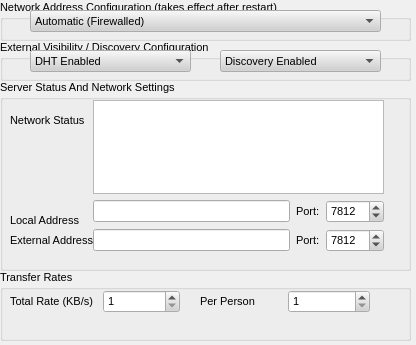
Qt form retroshare-gui/src/gui/Preferences/ServerDialog.ui (RetroShare/RetroShare) before a commit.
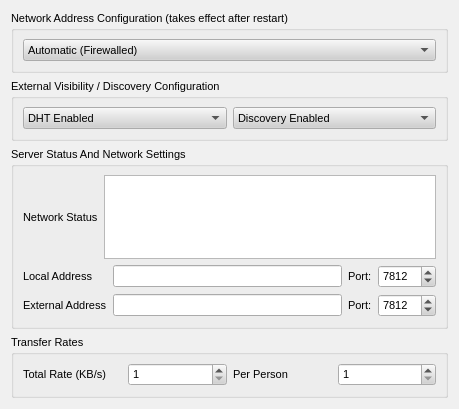
The same form after that commit.

Commit message: split transfers into uploads and downloads. corrected serverdialog layout.

```diff
--- a/retroshare-gui/src/gui/Preferences/ServerDialog.ui
+++ b/retroshare-gui/src/gui/Preferences/ServerDialog.ui
@@ -5,8 +5,8 @@
    <rect>
     <x>0</x>
     <y>0</y>
-    <width>416</width>
-    <height>345</height>
+    <width>459</width>
+    <height>409</height>
    </rect>
   </property>
   <property name="sizePolicy" >
@@ -498,134 +498,43 @@
   <property name="contextMenuPolicy" >
    <enum>Qt::NoContextMenu</enum>
   </property>
-  <widget class="QGroupBox" name="groupBox_3" >
-   <property name="geometry" >
-    <rect>
-     <x>0</x>
-     <y>270</y>
-     <width>411</width>
-     <height>71</height>
-    </rect>
-   </property>
+  <layout class="QVBoxLayout" >
+   <item>
+    <widget class="QGroupBox" name="groupBox_2" >
    <property name="title" >
-    <string>Transfer Rates</string>
-   </property>
-   <widget class="QWidget" name="layoutWidget" >
-    <property name="geometry" >
-     <rect>
-      <x>10</x>
-      <y>20</y>
-      <width>170</width>
-      <height>23</height>
-     </rect>
-    </property>
-    <layout class="QHBoxLayout" >
-     <property name="spacing" >
-      <number>6</number>
-     </property>
-     <property name="leftMargin" >
-      <number>0</number>
-     </property>
-     <property name="topMargin" >
-      <number>0</number>
-     </property>
-     <property name="rightMargin" >
-      <number>0</number>
-     </property>
-     <property name="bottomMargin" >
-      <number>0</number>
-     </property>
+      <string>Network Address Configuration (takes effect after restart)</string>
+     </property>
+     <layout class="QGridLayout" >
+      <item row="0" column="0" >
+       <widget class="QComboBox" name="netModeComboBox" >
      <item>
-      <widget class="QLabel" name="label_14" >
        <property name="text" >
-        <string>Total Rate (KB/s) </string>
-       </property>
-      </widget>
+          <string>Automatic (Firewalled)</string>
+         </property>
      </item>
      <item>
-      <widget class="QSpinBox" name="totalRate" >
-       <property name="minimum" >
-        <number>1</number>
-       </property>
-       <property name="maximum" >
-        <number>4096</number>
-       </property>
-       <property name="value" >
-        <number>1</number>
-       </property>
-      </widget>
-     </item>
-    </layout>
-   </widget>
-   <widget class="QWidget" name="layoutWidget" >
-    <property name="geometry" >
-     <rect>
-      <x>200</x>
-      <y>20</y>
-      <width>170</width>
-      <height>23</height>
-     </rect>
-    </property>
-    <layout class="QHBoxLayout" >
-     <property name="spacing" >
-      <number>6</number>
-     </property>
-     <property name="leftMargin" >
-      <number>0</number>
-     </property>
-     <property name="topMargin" >
-      <number>0</number>
-     </property>
-     <property name="rightMargin" >
-      <number>0</number>
-     </property>
-     <property name="bottomMargin" >
-      <number>0</number>
-     </property>
+         <property name="text" >
+          <string>Firewalled  + No UPnP</string>
+         </property>
+        </item>
      <item>
-      <widget class="QLabel" name="label_12" >
        <property name="text" >
-        <string>Per Person  </string>
-       </property>
-      </widget>
-     </item>
-     <item>
-      <widget class="QSpinBox" name="indivRate" >
-       <property name="minimum" >
-        <number>1</number>
-       </property>
-       <property name="maximum" >
-        <number>1024</number>
-       </property>
-       <property name="value" >
-        <number>1</number>
-       </property>
+          <string>External (Forwarded) Port</string>
+         </property>
+        </item>
       </widget>
      </item>
     </layout>
    </widget>
-  </widget>
+   </item>
+   <item>
   <widget class="QGroupBox" name="groupBox_4" >
-   <property name="geometry" >
-    <rect>
-     <x>0</x>
-     <y>40</y>
-     <width>411</width>
-     <height>41</height>
-    </rect>
-   </property>
    <property name="title" >
     <string>External Visibility / Discovery Configuration</string>
    </property>
+     <layout class="QGridLayout" >
+      <item row="0" column="0" >
    <widget class="QComboBox" name="dhtComboBox" >
-    <property name="geometry" >
-     <rect>
-      <x>30</x>
-      <y>10</y>
-      <width>161</width>
-      <height>22</height>
-     </rect>
-    </property>
     <item>
      <property name="text" >
       <string>DHT Enabled</string>
@@ -637,15 +546,9 @@
      </property>
     </item>
    </widget>
+      </item>
+      <item row="0" column="1" >
    <widget class="QComboBox" name="discComboBox" >
-    <property name="geometry" >
-     <rect>
-      <x>220</x>
-      <y>10</y>
-      <width>161</width>
-      <height>22</height>
-     </rect>
-    </property>
     <item>
      <property name="text" >
       <string>Discovery Enabled</string>
@@ -657,121 +560,57 @@
      </property>
     </item>
    </widget>
-  </widget>
-  <widget class="QGroupBox" name="groupBox_2" >
-   <property name="geometry" >
-    <rect>
-     <x>0</x>
-     <y>0</y>
-     <width>411</width>
-     <height>41</height>
-    </rect>
-   </property>
-   <property name="title" >
-    <string>Network Address Configuration (takes effect after restart)</string>
-   </property>
-   <widget class="QComboBox" name="netModeComboBox" >
-    <property name="geometry" >
-     <rect>
-      <x>30</x>
-      <y>10</y>
-      <width>351</width>
-      <height>22</height>
-     </rect>
-    </property>
-    <item>
-     <property name="text" >
-      <string>Automatic (Firewalled)</string>
-     </property>
+      </item>
+     </layout>
+    </widget>
     </item>
     <item>
-     <property name="text" >
-      <string>Firewalled  + No UPnP</string>
-     </property>
-    </item>
-    <item>
-     <property name="text" >
-      <string>External (Forwarded) Port</string>
-     </property>
-    </item>
-   </widget>
-  </widget>
   <widget class="QGroupBox" name="groupBox" >
-   <property name="geometry" >
-    <rect>
-     <x>0</x>
-     <y>80</y>
-     <width>411</width>
-     <height>191</height>
-    </rect>
-   </property>
    <property name="title" >
     <string>Server Status And Network Settings</string>
    </property>
-   <widget class="QWidget" name="layoutWidget" >
-    <property name="geometry" >
-     <rect>
-      <x>93</x>
-      <y>20</y>
-      <width>291</width>
-      <height>152</height>
-     </rect>
-    </property>
+     <layout class="QGridLayout" >
+      <item row="0" column="0" >
     <layout class="QVBoxLayout" >
-     <property name="spacing" >
-      <number>6</number>
-     </property>
-     <property name="leftMargin" >
-      <number>0</number>
-     </property>
-     <property name="topMargin" >
-      <number>0</number>
-     </property>
-     <property name="rightMargin" >
-      <number>0</number>
-     </property>
-     <property name="bottomMargin" >
-      <number>0</number>
-     </property>
+        <item>
+         <layout class="QHBoxLayout" >
+          <item>
+           <widget class="QLabel" name="label_6" >
+            <property name="text" >
+             <string>Network Status</string>
+            </property>
+           </widget>
+          </item>
      <item>
       <widget class="QTextEdit" name="netStatusBox" />
      </item>
+         </layout>
+        </item>
+        <item>
+         <layout class="QHBoxLayout" >
+          <item>
+           <layout class="QVBoxLayout" >
+            <item>
+             <widget class="QLabel" name="label" >
+              <property name="text" >
+               <string>Local Address</string>
+              </property>
+             </widget>
+            </item>
+            <item>
+             <widget class="QLabel" name="label_2" >
+              <property name="text" >
+               <string>External Address</string>
+              </property>
+             </widget>
+            </item>
+           </layout>
+          </item>
      <item>
       <layout class="QGridLayout" >
-       <property name="leftMargin" >
-        <number>0</number>
-       </property>
-       <property name="topMargin" >
-        <number>0</number>
-       </property>
-       <property name="rightMargin" >
-        <number>0</number>
-       </property>
-       <property name="bottomMargin" >
-        <number>0</number>
-       </property>
-       <property name="horizontalSpacing" >
-        <number>6</number>
-       </property>
-       <property name="verticalSpacing" >
-        <number>6</number>
-       </property>
        <item row="0" column="0" >
         <widget class="QLineEdit" name="localAddress" />
        </item>
-       <item row="0" column="2" >
-        <widget class="QSpinBox" name="localPort" >
-         <property name="minimum" >
-          <number>0</number>
-         </property>
-         <property name="maximum" >
-          <number>65535</number>
-         </property>
-         <property name="value" >
-          <number>7812</number>
-         </property>
-        </widget>
-       </item>
        <item row="0" column="1" >
         <widget class="QLabel" name="label_5" >
          <property name="text" >
@@ -779,95 +618,139 @@
          </property>
         </widget>
        </item>
-      </layout>
-     </item>
-     <item>
-      <layout class="QGridLayout" >
-       <property name="leftMargin" >
-        <number>0</number>
-       </property>
-       <property name="topMargin" >
-        <number>0</number>
-       </property>
-       <property name="rightMargin" >
-        <number>0</number>
-       </property>
-       <property name="bottomMargin" >
-        <number>0</number>
-       </property>
-       <property name="horizontalSpacing" >
-        <number>6</number>
-       </property>
-       <property name="verticalSpacing" >
-        <number>6</number>
-       </property>
-       <item row="0" column="0" >
+            <item row="0" column="2" >
+             <widget class="QSpinBox" name="localPort" >
+              <property name="minimum" >
+               <number>0</number>
+              </property>
+              <property name="maximum" >
+               <number>65535</number>
+              </property>
+              <property name="value" >
+               <number>7812</number>
+              </property>
+             </widget>
+            </item>
+            <item row="1" column="0" >
         <widget class="QLineEdit" name="extAddress" />
        </item>
-       <item row="0" column="2" >
-        <widget class="QSpinBox" name="extPort" >
-         <property name="minimum" >
-          <number>0</number>
-         </property>
-         <property name="maximum" >
-          <number>65535</number>
-         </property>
-         <property name="value" >
-          <number>7812</number>
-         </property>
-        </widget>
-       </item>
-       <item row="0" column="1" >
+            <item row="1" column="1" >
         <widget class="QLabel" name="label_4" >
          <property name="text" >
           <string>Port:</string>
          </property>
         </widget>
        </item>
+            <item row="1" column="2" >
+             <widget class="QSpinBox" name="extPort" >
+              <property name="minimum" >
+               <number>0</number>
+              </property>
+              <property name="maximum" >
+               <number>65535</number>
+              </property>
+              <property name="value" >
+               <number>7812</number>
+              </property>
+             </widget>
+            </item>
       </layout>
      </item>
     </layout>
-   </widget>
-   <widget class="QLabel" name="label_2" >
-    <property name="geometry" >
-     <rect>
-      <x>10</x>
-      <y>150</y>
-      <width>91</width>
-      <height>21</height>
-     </rect>
-    </property>
+        </item>
+       </layout>
+      </item>
+     </layout>
+    </widget>
+   </item>
+   <item>
+    <widget class="QGroupBox" name="groupBox_3" >
+     <property name="title" >
+      <string>Transfer Rates</string>
+     </property>
+     <layout class="QGridLayout" >
+      <item row="0" column="0" >
+       <layout class="QHBoxLayout" >
+        <property name="spacing" >
+         <number>6</number>
+        </property>
+        <property name="leftMargin" >
+         <number>0</number>
+        </property>
+        <property name="topMargin" >
+         <number>0</number>
+        </property>
+        <property name="rightMargin" >
+         <number>0</number>
+        </property>
+        <property name="bottomMargin" >
+         <number>0</number>
+        </property>
+        <item>
+         <widget class="QLabel" name="label_14" >
     <property name="text" >
-     <string>External Address</string>
-    </property>
-   </widget>
-   <widget class="QLabel" name="label_6" >
-    <property name="geometry" >
-     <rect>
-      <x>10</x>
-      <y>30</y>
-      <width>80</width>
-      <height>21</height>
-     </rect>
-    </property>
-    <property name="text" >
-     <string>Network Status</string>
-    </property>
-   </widget>
-   <widget class="QLabel" name="label" >
-    <property name="geometry" >
-     <rect>
-      <x>10</x>
-      <y>130</y>
-      <width>81</width>
-      <height>21</height>
-     </rect>
-    </property>
+           <string>Total Rate (KB/s) </string>
+          </property>
+         </widget>
+        </item>
+        <item>
+         <widget class="QSpinBox" name="totalRate" >
+          <property name="minimum" >
+           <number>1</number>
+          </property>
+          <property name="maximum" >
+           <number>4096</number>
+          </property>
+          <property name="value" >
+           <number>1</number>
+          </property>
+         </widget>
+        </item>
+       </layout>
+      </item>
+      <item row="0" column="1" >
+       <layout class="QHBoxLayout" >
+        <property name="spacing" >
+         <number>6</number>
+        </property>
+        <property name="leftMargin" >
+         <number>0</number>
+        </property>
+        <property name="topMargin" >
+         <number>0</number>
+        </property>
+        <property name="rightMargin" >
+         <number>0</number>
+        </property>
+        <property name="bottomMargin" >
+         <number>0</number>
+        </property>
+        <item>
+         <widget class="QLabel" name="label_12" >
     <property name="text" >
-     <string>Local Address</string>
-    </property>
-   </widget>
-  </widget>
+           <string>Per Person  </string>
+          </property>
+         </widget>
+        </item>
+        <item>
+         <widget class="QSpinBox" name="indivRate" >
+          <property name="minimum" >
+           <number>1</number>
+          </property>
+          <property name="maximum" >
+           <number>1024</number>
+          </property>
+          <property name="value" >
+           <number>1</number>
+          </property>
+         </widget>
+        </item>
+       </layout>
+      </item>
+     </layout>
+    </widget>
+   </item>
+  </layout>
  </widget>
  <tabstops>
   <tabstop>localAddress</tabstop>
```
Lines whose indentation alone changed are shown as unchanged. The commit also changes 2 other files.
